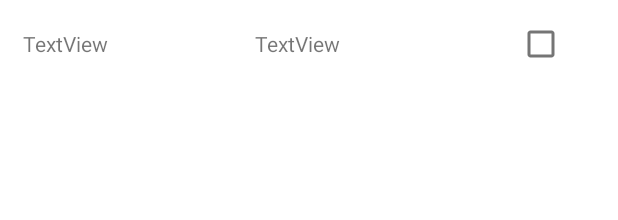
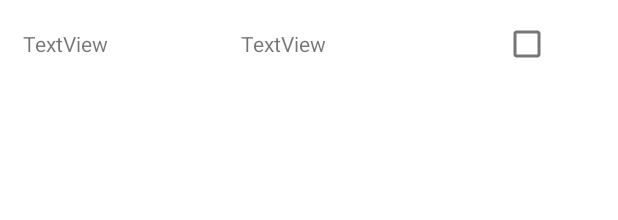
Before and after one commit to reisinger69/Notes, an Android app: the layout listelement.xml on its own in the app's theme, with its tools: preview values and no code run, on a phone screen of 412 x 824 dp. Shown: the top 220 px of the screen. Run offline under Robolectric (Android 15) with nearby library versions, the phone set to English and light mode, and no system bars.

Commit message:
listlement ka wos des is

```diff
--- a/app/src/main/res/layout/listelement.xml
+++ b/app/src/main/res/layout/listelement.xml
@@ -10,26 +10,29 @@
         android:id="@+id/noteDate"
         android:layout_width="wrap_content"
         android:layout_height="wrap_content"
-        android:layout_weight="2"
+        android:layout_weight="1"
+        android:minWidth="80dp"
         android:padding="10dp"
-        android:text="TextView"
-        />
+        android:text="TextView" />
 
     <TextView
         android:id="@+id/noteTitle"
         android:layout_width="wrap_content"
         android:layout_height="wrap_content"
-        android:layout_weight="2"
+        android:layout_weight="1"
+        android:minWidth="80dp"
         android:padding="10dp"
         android:text="TextView" />
 
     <CheckBox
         android:id="@+id/checkBox"
-        android:layout_width="wrap_content"
+        android:layout_width="4dp"
         android:layout_height="wrap_content"
+        android:layout_marginLeft="20dp"
+        android:layout_marginRight="20dp"
         android:layout_weight="1"
         android:backgroundTint="#FFFFFF"
-        android:padding="10dp"
         android:focusable="false"
-        android:focusableInTouchMode="false"/>
+        android:focusableInTouchMode="false"
+        android:padding="10dp" />
 </LinearLayout>
```
